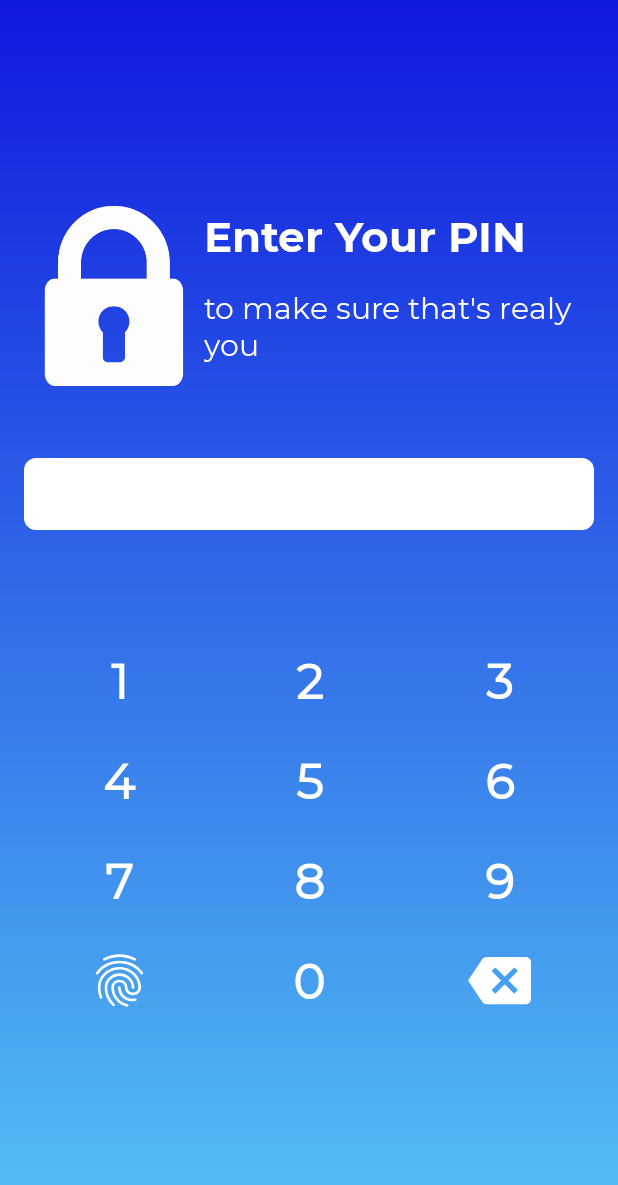
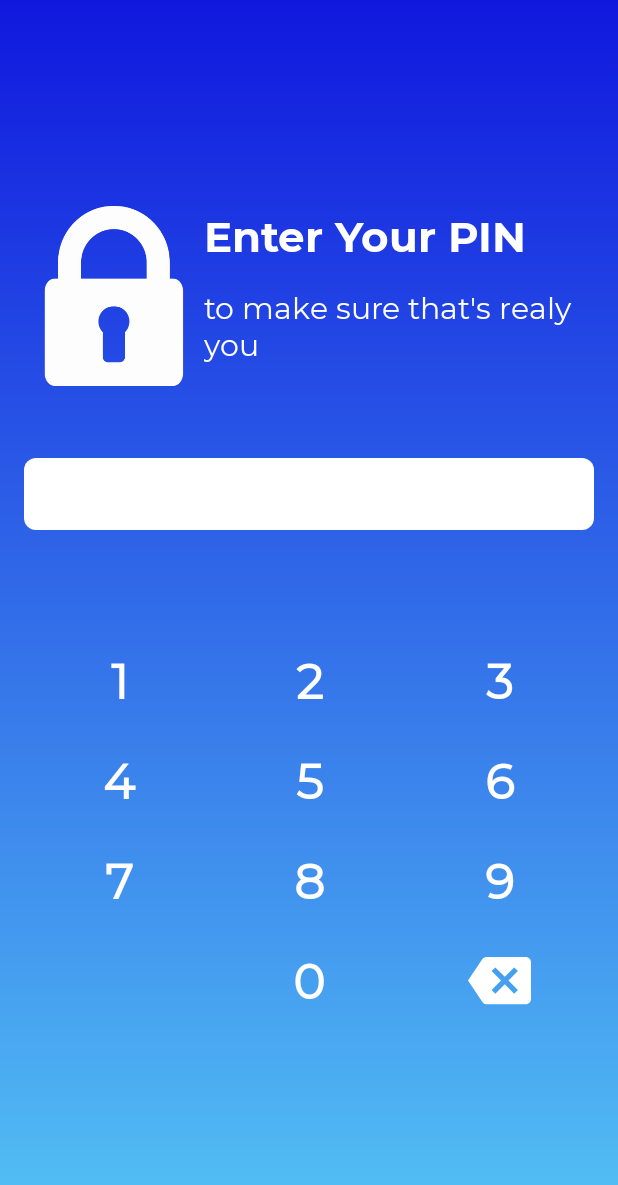
Before and after one commit to hudipo/pumidm19, an Android app: the PinActivity screen opened directly, with no data from a screen before it, on a phone screen of 412 x 824 dp. Shown: the top 1185 px of the screen. Run offline under Robolectric (Android 15) with nearby library versions, the phone set to English and light mode, and no system bars; our stand-ins replace ButterKnife, RxJava.

```diff
--- a/app/src/main/res/layout/activity_pin.xml
+++ b/app/src/main/res/layout/activity_pin.xml
@@ -216,9 +216,11 @@
 
             <TableRow style="@style/keyboard_row">
 
-                <ImageView
+                <ImageButton
                     android:id="@+id/key_fingerprint"
                     style="@style/keyboard_button2"
+                    android:clickable="false"
+                    android:visibility="invisible"
                     android:src="@drawable/ic_fingerprint_white_24dp"
                     tools:ignore="ContentDescription" />
 
```
